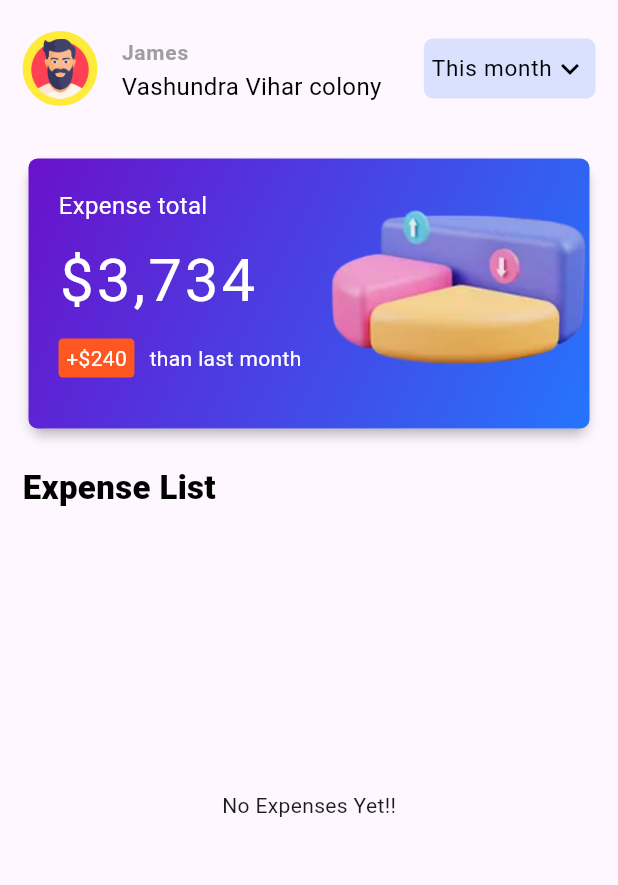
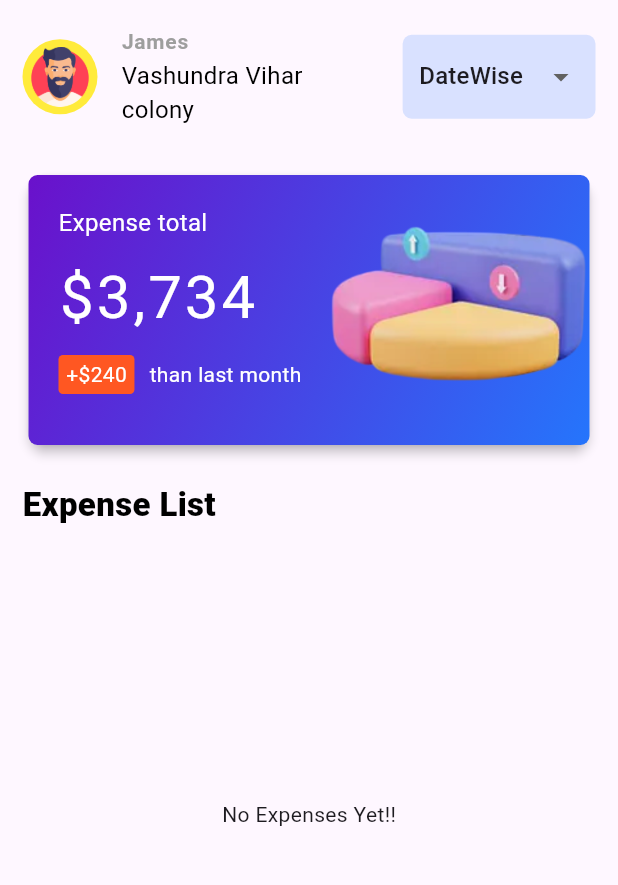
Before and after one commit to raunak2909/expenso_395, a Flutter app: the HomePage screen opened by its route, on a phone screen of 412 x 824 dp, the part 128-1013 px from its top. Run offline on Flutter 3.47's test engine with Material 3 defaults, Android fonts, the light colour scheme and no system bars; our stand-ins replace flutter_bloc, shared_preferences, sqflite; accounts and stored records are empty; Roboto replaces fonts that are missing (Bold, Regular).

Commit message:
filtered exp month wise, year wise and populated the data in main UI applying filter form dropdown

```diff
--- a/lib/data/local/repo/expense_repo.dart
+++ b/lib/data/local/repo/expense_repo.dart
@@ -13,15 +13,30 @@ class ExpenseRepository {
     return await dbHelper.addExpense(expense: expense);
   }
 
-  Future<List<FilteredExpenseModel>> fetchAllExpenses() async {
+  Future<List<FilteredExpenseModel>> fetchAllExpenses({int filterType = 1}) async {
     List<ExpenseModel> allExp = await dbHelper.fetchAllExpenses();
-    return filterExpenses(allExp: allExp);
+    return filterExpenses(allExp: allExp, filterType: filterType);
   }
 
   List<FilteredExpenseModel> filterExpenses({
-    required List<ExpenseModel> allExp,
+    required List<ExpenseModel> allExp, int filterType = 1
   }) {
+    ///1-> date
+    ///2-> month
+    ///3-> year
+    ///4-> category
+
     DateFormat df = DateFormat.yMMMEd();
+
+    if(filterType==1){
+      df = DateFormat.yMMMEd();
+    } else if(filterType==2){
+      df = DateFormat.yMMMM();
+    } else if(filterType==3){
+      df = DateFormat.y();
+    }
+
+
     List<FilteredExpenseModel> mFilteredExp = [];
 
     ///filtering
--- a/lib/ui/dashboard/nav_pages/bloc/expense_bloc.dart
+++ b/lib/ui/dashboard/nav_pages/bloc/expense_bloc.dart
@@ -17,7 +17,7 @@ class ExpenseBloc extends Bloc<ExpenseEvent, ExpenseState>{
       bool check = await expenseRepository.addExpense(expense: event.newExp);
 
       if(check){
-        List<FilteredExpenseModel> allExp = await expenseRepository.fetchAllExpenses();
+        List<FilteredExpenseModel> allExp = await expenseRepository.fetchAllExpenses(filterType: event.filterType);
         emit(ExpenseLoadedState(allExp: allExp));
       } else {
         emit(ExpenseErrorState(errorMsg: "Something went wrong"));
@@ -28,7 +28,7 @@ class ExpenseBloc extends Bloc<ExpenseEvent, ExpenseState>{
     on<FetchAllExpenseEvent>((event, emit) async{
       emit(ExpenseLoadingState());
 
-      List<FilteredExpenseModel> allExp = await expenseRepository.fetchAllExpenses();
+      List<FilteredExpenseModel> allExp = await expenseRepository.fetchAllExpenses(filterType: event.filterType);
 
       emit(ExpenseLoadedState(allExp: allExp));
     });
--- a/lib/ui/dashboard/nav_pages/bloc/expense_event.dart
+++ b/lib/ui/dashboard/nav_pages/bloc/expense_event.dart
@@ -4,7 +4,11 @@ abstract class ExpenseEvent{}
 
 class AddExpenseEvent extends ExpenseEvent{
   ExpenseModel newExp;
-  AddExpenseEvent({required this.newExp});
+  int filterType;
+  AddExpenseEvent({required this.newExp, this.filterType=1});
 }
 
-class FetchAllExpenseEvent extends ExpenseEvent{}
+class FetchAllExpenseEvent extends ExpenseEvent{
+  int filterType;
+  FetchAllExpenseEvent({this.filterType=1});
+}
--- a/lib/ui/dashboard/nav_pages/home/home_page.dart
+++ b/lib/ui/dashboard/nav_pages/home/home_page.dart
@@ -17,6 +17,8 @@ class HomePage extends StatefulWidget {
 }
 
 class _HomePageState extends State<HomePage> {
+  List<String> mFilter  = ["DateWise", "MonthWise", "YearWise"];
+  String selectedFilter = "DateWise";
   final List<Map<String, dynamic>> expenses = [
     {
       'icon': Icons.phone,
@@ -116,29 +118,36 @@ class _HomePageState extends State<HomePage> {
                 ),
               ),
               trailing: Container(
-                padding: const EdgeInsets.symmetric(vertical: 8, horizontal: 5),
+                padding: const EdgeInsets.symmetric(vertical: 8, horizontal: 11),
                 decoration: BoxDecoration(
                   borderRadius: BorderRadius.circular(6),
                   color: Colors.blueAccent.withOpacity(.2),
                 ),
-                child: Row(
-                  mainAxisSize: MainAxisSize.min,
-                  children: const [
-                    Text(
-                      "This month",
-                      style: TextStyle(
-                        fontSize: 15,
-                        fontFamily: "Regular",
-                        color: Colors.black,
-                        fontWeight: FontWeight.normal,
-                      ),
-                    ),
-                    Icon(
-                      Icons.keyboard_arrow_down_outlined,
-                      color: Colors.black,
-                    ),
-                  ],
-                ),
+                child: StatefulBuilder(
+                    builder: (context, ss) {
+                      return DropdownButton(
+                        underline: Container(),
+                          value: selectedFilter,
+                          items: mFilter.map((e){
+                            return DropdownMenuItem(value: e,child: Text(e),);
+                          }).toList(), onChanged: (value){
+                        selectedFilter = value ?? "DateWise";
+                        int filterTypeValue = 1;
+
+                        if(selectedFilter=="DateWise"){
+                          filterTypeValue = 1;
+                        } else if(selectedFilter=="MonthWise"){
+                          filterTypeValue = 2;
+                        } else if(selectedFilter=="YearWise"){
+                          filterTypeValue = 3;
+                        }
+
+                        context.read<ExpenseBloc>().add(FetchAllExpenseEvent(filterType: filterTypeValue));
+
+                        ss((){});
+                      });
+                    }
+                )
               ),
             ),
             SizedBox(height: 20),
```
